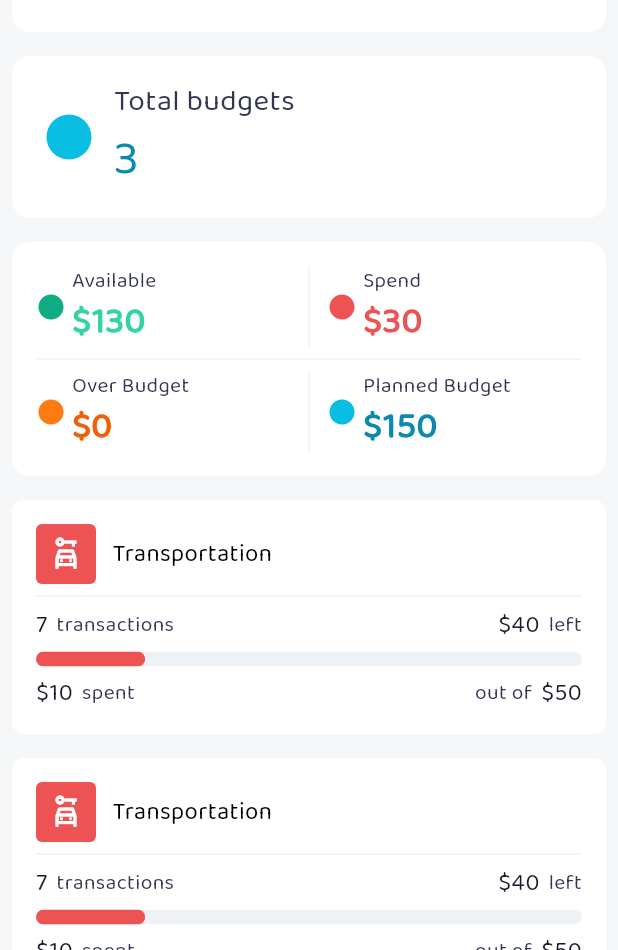
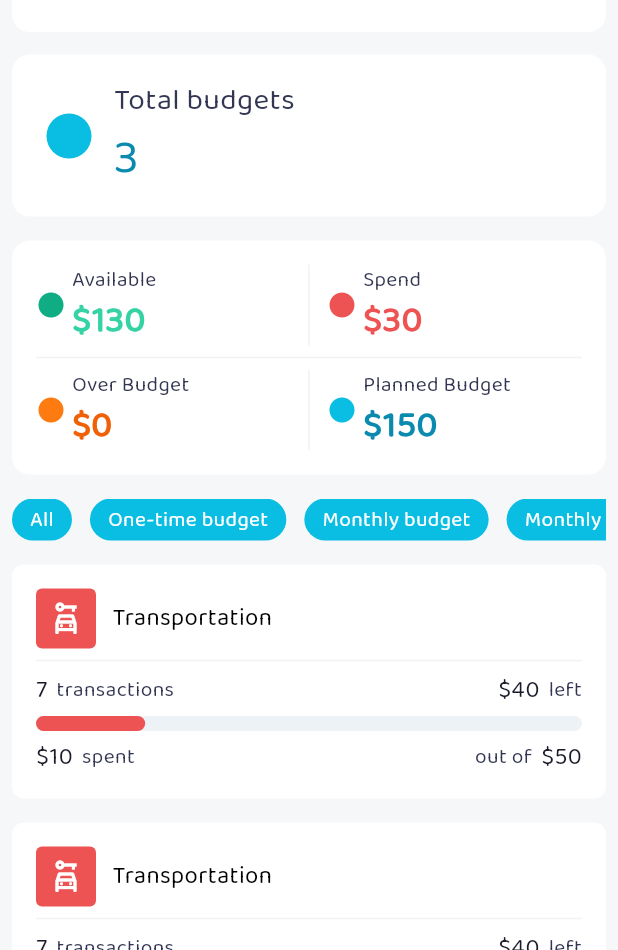
Before and after one commit to Financial-App-Finwise/finance-mobile-app, a Flutter app: the BudgetPlanScreen screen opened directly, on a phone screen of 412 x 824 dp, the part 286-1236 px from its top. Run offline on Flutter 3.47's test engine with Material 3 defaults, Android fonts, the phone set to English and light mode, and no system bars; our stand-ins replace font_awesome_flutter; missing offline and left inert: icons_flutter.

Commit message:
Scroll fix & Add filter bar

```diff
--- a/lib/modules/budget_plan/screens/budget_plan_screen.dart
+++ b/lib/modules/budget_plan/screens/budget_plan_screen.dart
@@ -1,5 +1,5 @@
+import 'package:finwise/modules/budget_plan/widgets/contentManager.dart';
 import 'package:flutter/material.dart';
-import '../widgets/contentManager.dart';
 
 class BudgetPlanScreen extends StatelessWidget {
   const BudgetPlanScreen({super.key});
@@ -7,7 +7,6 @@ class BudgetPlanScreen extends StatelessWidget {
   @override
   Widget build(BuildContext context) {
     return Scaffold(
-      backgroundColor: Color(0xFFF5F7F8),
       body: Container(
         decoration: const BoxDecoration(
           gradient: LinearGradient(
@@ -18,17 +17,18 @@ class BudgetPlanScreen extends StatelessWidget {
           child: Column(
             children: [
               _topBarContent(),
-              const ContentManager(),
               Expanded(
                 child: Container(
                   color: const Color(0xFFF5F7F8),
-                  child: CustomScrollView(
-                    physics: const BouncingScrollPhysics(),
-                    slivers: [
-                      SliverFillRemaining(
-                        hasScrollBody: false,
-                        child: _mainContentListView(),
+                  child: Stack(
+                    children: [
+                      Expanded(
+                        child: SingleChildScrollView(
+                          physics: const BouncingScrollPhysics(),
+                          child: _mainContentListView(),
+                        ),
                       ),
+                      const ContentManager(),
                     ],
                   ),
                 ),
@@ -111,11 +111,15 @@ class BudgetPlanScreen extends StatelessWidget {
       color: const Color(0xFFF5F7F8),
       padding: const EdgeInsets.symmetric(
         horizontal: 8,
-        vertical: 16,
+        vertical: 77,
       ),
       child: Column(
         children: [
           _budgetOverview(3, 130, 30, 0, 150),
+          const SizedBox(
+            height: 16,
+          ),
+          _filterBar(),
           const SizedBox(
             height: 16,
           ),
@@ -470,4 +474,40 @@ class BudgetPlanScreen extends StatelessWidget {
       ),
     );
   }
+
+  Widget _filterBar() {
+    return Container(
+      alignment: Alignment.topLeft,
+      child: SingleChildScrollView(
+        physics: const BouncingScrollPhysics(),
+        scrollDirection: Axis.horizontal,
+        child: Row(
+          children: [
+            _filterBarLink('All'),
+            _filterBarLink('One-time budget'),
+            _filterBarLink('Monthly budget'),
+            _filterBarLink('Monthly budget'),
+            _filterBarLink('Monthly budget'),
+          ],
+        ),
+      ),
+    );
+  }
+
+  Widget _filterBarLink(String title) {
+    return Container(
+      margin: const EdgeInsets.only(right: 12),
+      padding: const EdgeInsets.symmetric(horizontal: 12, vertical: 4),
+      decoration: BoxDecoration(
+        color: const Color(0xFF0ABDE3),
+        borderRadius: BorderRadius.circular(15),
+      ),
+      child: Text(
+        title,
+        style: const TextStyle(
+          color: Color(0xFFFFFFFF),
+        ),
+      ),
+    );
+  }
 }
--- a/lib/modules/budget_plan/widgets/contentManager.dart
+++ b/lib/modules/budget_plan/widgets/contentManager.dart
@@ -1,11 +1,7 @@
 import 'package:flutter/material.dart';
 
 class ContentManager extends StatefulWidget {
-  const ContentManager({
-    super.key,
-    Color gradient1 = const Color(0xFF0ABDE3),
-    Color gradient2 = const Color(0xFF0B8AAF),
-  });
+  const ContentManager({super.key});
 
   @override
   State<ContentManager> createState() => _ContentManagerState();
@@ -18,10 +14,13 @@ class _ContentManagerState extends State<ContentManager> {
       height: 62,
       width: double.infinity,
       decoration: const BoxDecoration(
-        color: Color(0xFFF5F7F8),
+        color: Colors.transparent,
       ),
       child: Stack(children: [
         Positioned(
+          top: 0,
+          left: 0,
+          right: 0,
           child: Container(
             height: 31,
             decoration: const BoxDecoration(
```
